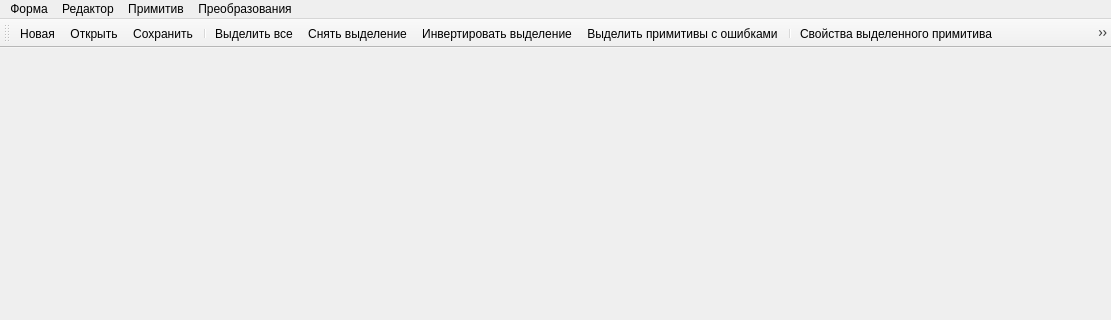
Before: the Qt Designer form shaper/mainwindow.ui in eugene-pa/armdncqt, drawn with Qt 5; both pictures show x 0 to 1111 and y 0 to 320 of the 1111 by 699 pixel window.
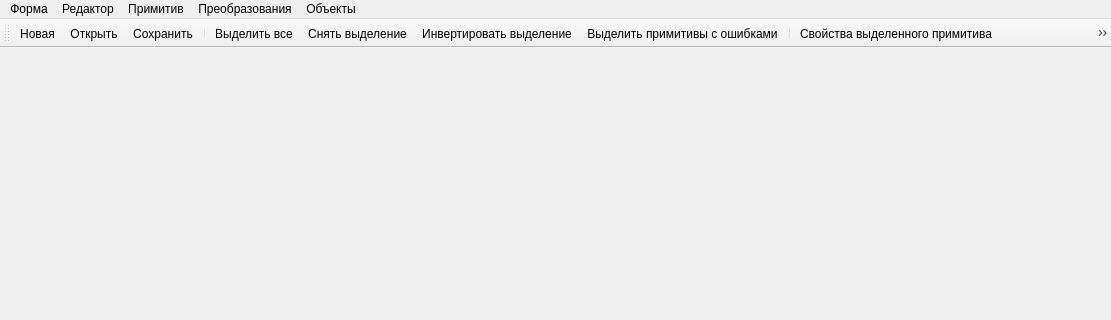
After: the same form once the commit is applied. Icons and pictures are not drawn.

Patch:
```diff
--- a/shaper/mainwindow.ui
+++ b/shaper/mainwindow.ui
@@ -75,10 +75,20 @@
     <addaction name="action_29"/>
     <addaction name="action_30"/>
    </widget>
+   <widget class="QMenu" name="menu_5">
+    <property name="title">
+     <string>Объекты</string>
+    </property>
+    <addaction name="action_RcInfo"/>
+    <addaction name="action_StrlInfo"/>
+    <addaction name="action_SvtfInfo"/>
+    <addaction name="action_RouteInfo"/>
+   </widget>
    <addaction name="menu"/>
    <addaction name="menu_2"/>
    <addaction name="menu_3"/>
    <addaction name="menu_4"/>
+   <addaction name="menu_5"/>
   </widget>
   <widget class="QToolBar" name="mainToolBar">
    <attribute name="toolBarArea">
```
Left out of the diff: 20 changed lines with no effect on the pictures.
